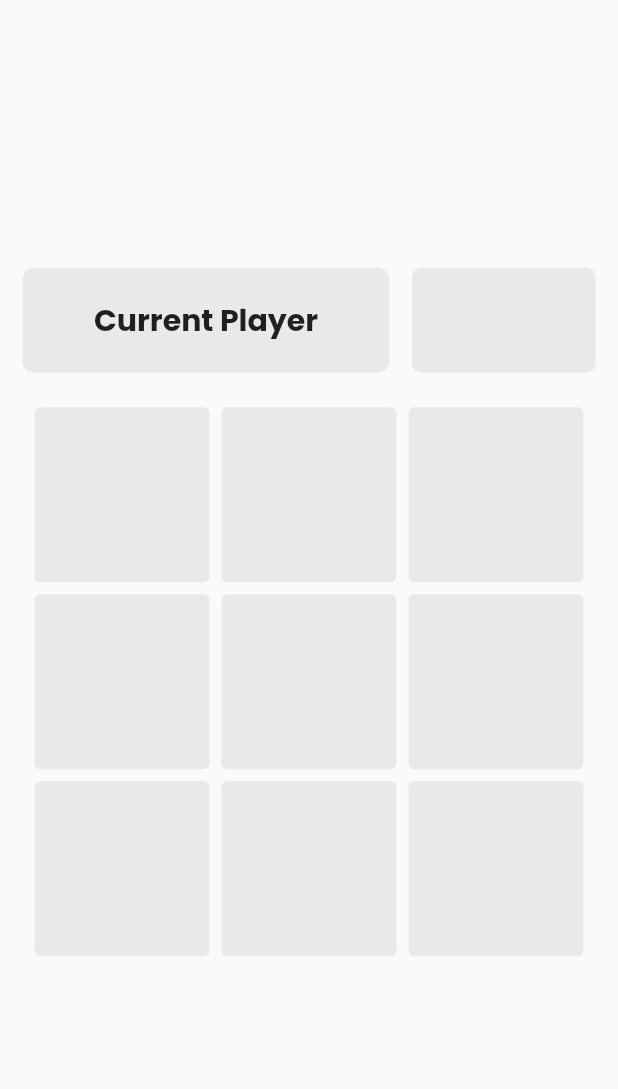
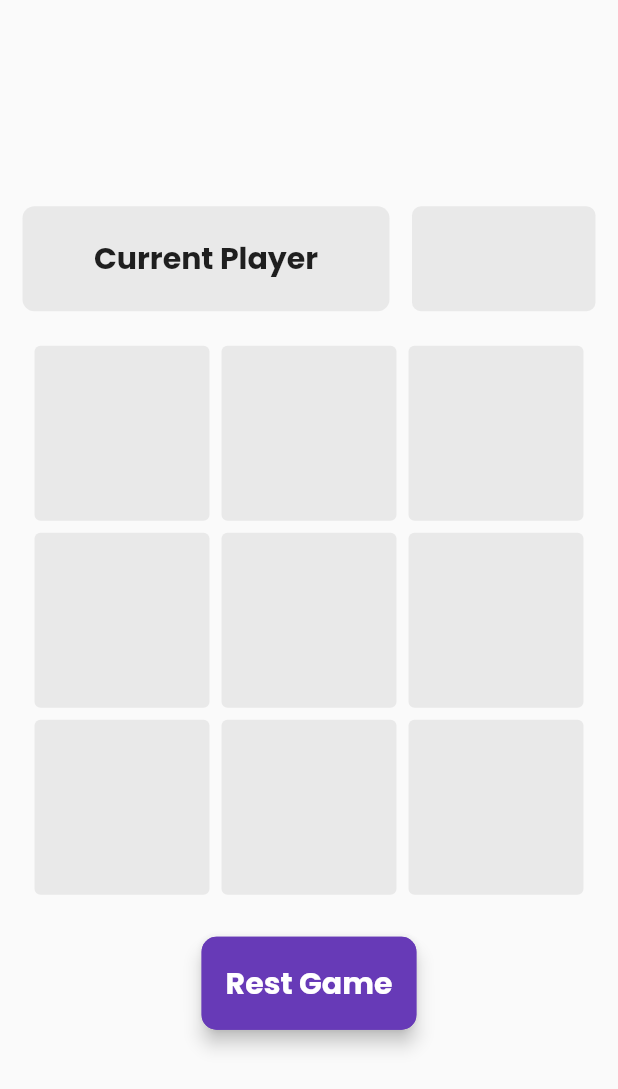
Before and after one commit to NourAyman644/Tic_Tac_Toe, a Flutter app: the Game screen opened directly, on a phone screen of 412 x 824 dp. Shown: the top 1089 px of the screen. Run offline on Flutter 3.47's test engine with Material 2 defaults, Android fonts, the phone set to English and light mode, and no system bars; our stand-ins replace flutter_bloc, google_fonts, lottie.

Commit message:
add all packages

```diff
--- a/lib/featurs/screen/game.dart
+++ b/lib/featurs/screen/game.dart
@@ -98,7 +98,33 @@ class _GameState extends State<Game> {
                         color: AppColors.subTitleColor.withOpacity(0.10),
                       )),
                 );
-              })
+              }),
+          SizedBox(
+            height: 20,
+          ),
+          ElevatedButton(
+              style: ElevatedButton.styleFrom(
+                foregroundColor: Colors.white,
+                backgroundColor: AppColors.purpule, // Change the text color
+                elevation: 5, // Change the shadow elevation
+                padding: EdgeInsets.all(16.0), // Change the padding
+                shape: RoundedRectangleBorder(
+                  borderRadius:
+                      BorderRadius.circular(10.0), // Change the border radius
+                  side: const BorderSide(
+                      color: AppColors.purpule,
+                      width: 2.0), // Change the border color and width
+                ),
+              ),
+              onPressed: () {},
+              child: Text(
+                AppStrings.rest,
+                style: GoogleFonts.poppins(
+                  color: AppColors.white,
+                  fontSize: 20,
+                  fontWeight: FontWeight.w700,
+                ),
+              )),
         ],
       ),
     )
--- a/pubspec.yaml
+++ b/pubspec.yaml
@@ -38,6 +38,7 @@ dependencies:
   lottie: ^2.6.0
   google_fonts: ^5.1.0
   flutter_bloc: ^8.1.3
+  awesome_dialog: ^3.1.0
 
 dev_dependencies:
   flutter_test:
```
Also changed, not shown: pubspec.lock.
